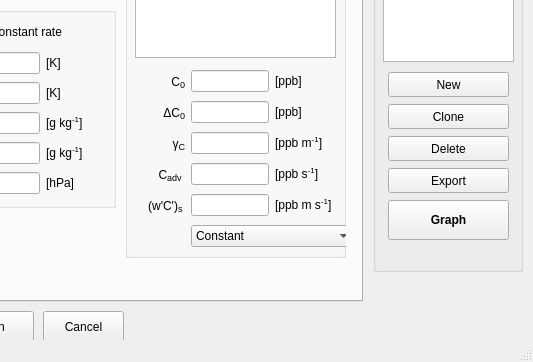
Old version of the form mainwindow.ui in the repository classmodel/modelgui; both pictures show x 117 to 650 and y 208 to 570 of the 650 by 570 pixel window.
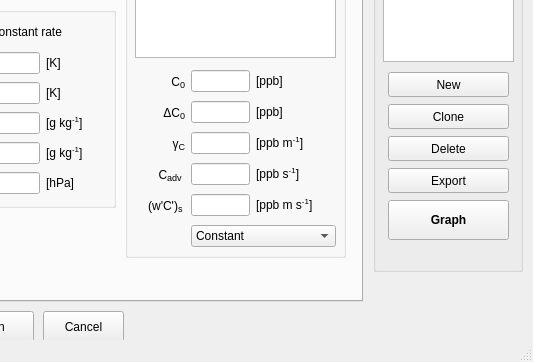
New version of the form. The open tabs and pages were chosen to show the change.

Commit message: minor fixes (no printing to terminal, layout)

```diff
--- a/mainwindow.ui
+++ b/mainwindow.ui
@@ -3413,7 +3413,7 @@
         <rect>
          <x>10</x>
          <y>210</y>
-         <width>220</width>
+         <width>201</width>
          <height>186</height>
         </rect>
        </property>
```
Left out of the diff: 2 changed lines with no effect on the pictures. The commit also changes 1 other file.
